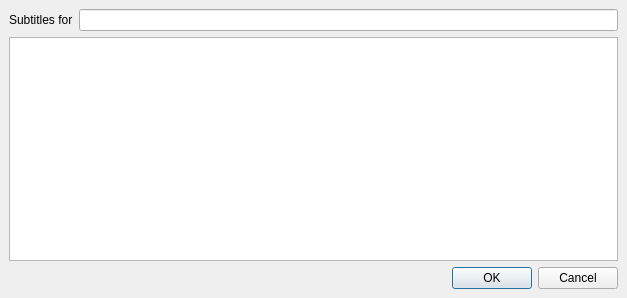
Qt form experimental/subdownloaderdialog.ui (sarvex/smplayer) before a commit.
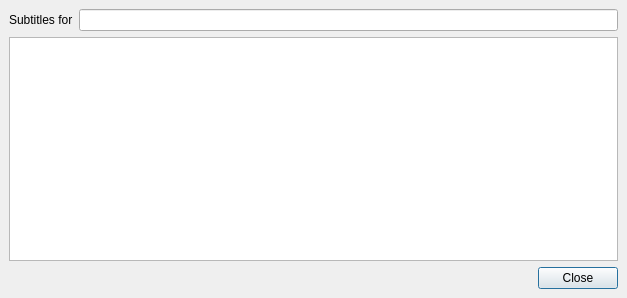
The same form after that commit. Custom widgets are drawn as their Qt base class.

The edit to the form file:
```diff
--- a/experimental/subdownloaderdialog.ui
+++ b/experimental/subdownloaderdialog.ui
@@ -48,7 +48,7 @@
       <enum>Qt::Horizontal</enum>
      </property>
      <property name="standardButtons" >
-      <set>QDialogButtonBox::Cancel|QDialogButtonBox::NoButton|QDialogButtonBox::Ok</set>
+      <set>QDialogButtonBox::Close</set>
      </property>
     </widget>
    </item>
```
